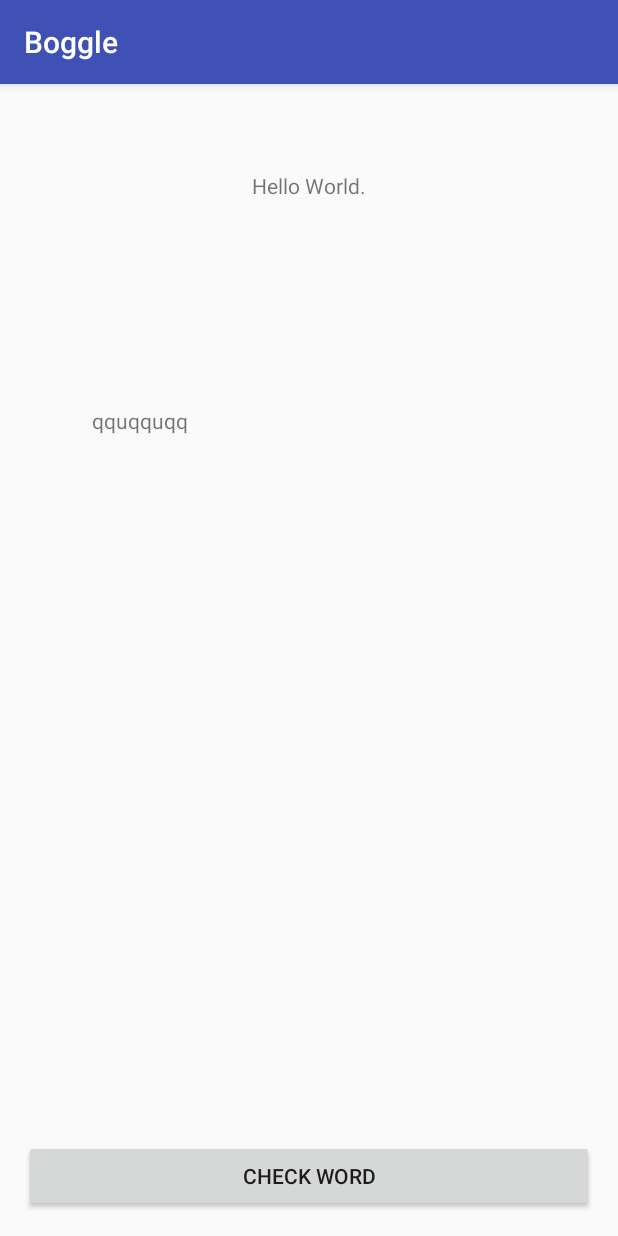
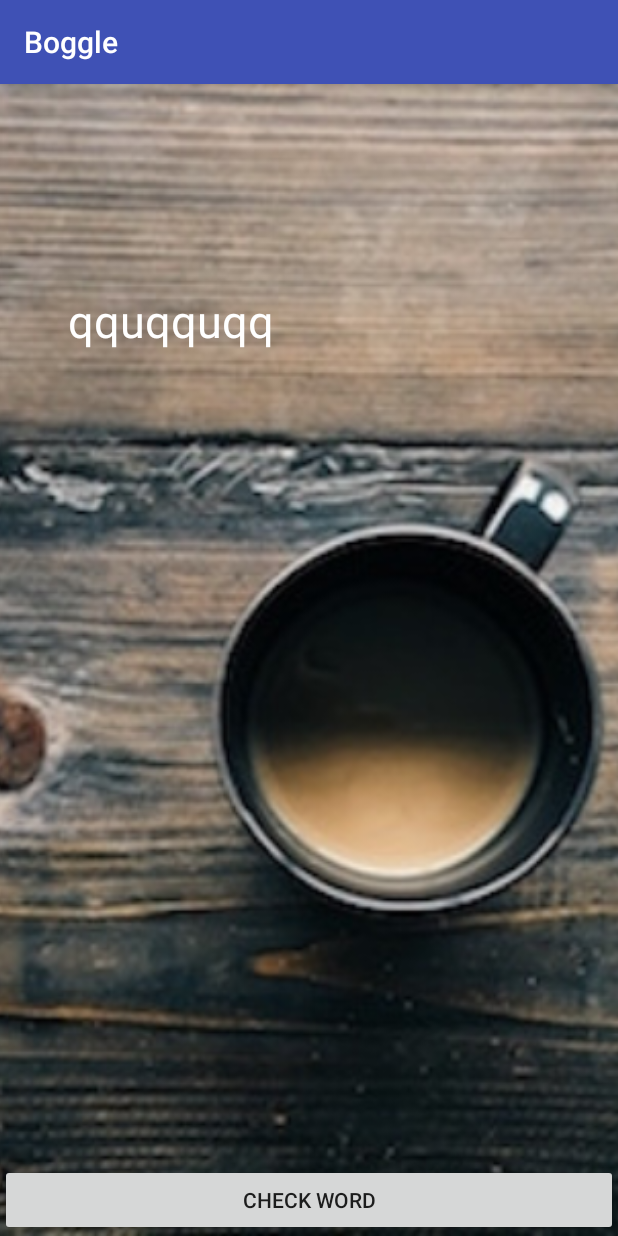
Before and after one commit to scotthollandjr/BoggleAndroid, an Android app: the GeneratedActivity screen opened directly, with no data from a screen before it, on a phone screen of 412 x 824 dp. Run offline under Robolectric (Android 15) with nearby library versions, the phone set to English and light mode, and no system bars; our stand-ins replace ButterKnife.

Commit message:
Color Scheme

```diff
--- a/app/src/main/res/layout/activity_generated.xml
+++ b/app/src/main/res/layout/activity_generated.xml
@@ -3,21 +3,19 @@
     xmlns:tools="http://schemas.android.com/tools"
     android:layout_width="match_parent"
     android:layout_height="match_parent"
-    android:paddingBottom="@dimen/activity_vertical_margin"
-    android:paddingLeft="@dimen/activity_horizontal_margin"
-    android:paddingRight="@dimen/activity_horizontal_margin"
-    android:paddingTop="@dimen/activity_vertical_margin"
     tools:context="com.epicodus.boggle.GeneratedActivity">
 
 
-    <TextView
+    <ImageView
         android:layout_width="wrap_content"
-        android:layout_height="wrap_content"
-        android:text="Hello World."
-        android:id="@+id/textView2"
+        android:layout_height="fill_parent"
+        android:id="@+id/imageView2"
         android:layout_alignParentTop="true"
-        android:layout_centerHorizontal="true"
-        android:layout_marginTop="42dp" />
+        android:layout_alignParentLeft="true"
+        android:layout_alignParentStart="true"
+        android:layout_alignParentRight="true"
+        android:src="@drawable/coffee"
+        android:scaleType="centerCrop" />
 
     <TextView
         android:layout_width="wrap_content"
@@ -25,13 +23,16 @@
         android:id="@+id/letterOne"
         android:layout_marginTop="137dp"
         android:text="1"
-        android:layout_below="@+id/textView2"
         android:layout_alignParentLeft="true"
         android:layout_alignParentStart="true"
         android:layout_marginLeft="45dp"
-        android:layout_marginStart="45dp" />
+        android:layout_marginStart="45dp"
+        android:textColor="@color/primary_text_default_material_dark"
+        android:textSize="30sp" />
 
     <TextView
+        android:textColor="@color/primary_text_default_material_dark"
+        android:textSize="30sp"
         android:layout_width="wrap_content"
         android:layout_height="wrap_content"
         android:text="2"
@@ -40,6 +41,8 @@
         android:layout_toRightOf="@+id/letterOne" />
 
     <TextView
+        android:textColor="@color/primary_text_default_material_dark"
+        android:textSize="30sp"
         android:layout_width="wrap_content"
         android:layout_height="wrap_content"
         android:text="3"
@@ -47,6 +50,8 @@
         android:layout_alignTop="@+id/letterOne"
         android:layout_toRightOf="@+id/letterTwo" />
     <TextView
+        android:textColor="@color/primary_text_default_material_dark"
+        android:textSize="30sp"
         android:layout_width="wrap_content"
         android:layout_height="wrap_content"
         android:text="4"
@@ -54,6 +59,8 @@
         android:layout_alignTop="@+id/letterOne"
         android:layout_toRightOf="@+id/letterThree" />
     <TextView
+        android:textColor="@color/primary_text_default_material_dark"
+        android:textSize="30sp"
         android:layout_width="wrap_content"
         android:layout_height="wrap_content"
         android:text="5"
@@ -61,6 +68,8 @@
         android:layout_alignTop="@+id/letterOne"
         android:layout_toRightOf="@+id/letterFour" />
     <TextView
+        android:textColor="@color/primary_text_default_material_dark"
+        android:textSize="30sp"
         android:layout_width="wrap_content"
         android:layout_height="wrap_content"
         android:text="6"
@@ -68,6 +77,8 @@
         android:layout_alignTop="@+id/letterOne"
         android:layout_toRightOf="@+id/letterFive" />
     <TextView
+        android:textColor="@color/primary_text_default_material_dark"
+        android:textSize="30sp"
         android:layout_width="wrap_content"
         android:layout_height="wrap_content"
         android:text="7"
@@ -75,6 +86,8 @@
         android:layout_alignTop="@+id/letterOne"
         android:layout_toRightOf="@+id/letterSix" />
     <TextView
+        android:textColor="@color/primary_text_default_material_dark"
+        android:textSize="30sp"
         android:layout_width="wrap_content"
         android:layout_height="wrap_content"
         android:text="8"
@@ -83,6 +96,8 @@
         android:layout_toRightOf="@+id/letterSeven" />
 
     <TextView
+        android:textColor="@color/primary_text_default_material_dark"
+        android:textSize="30sp"
         android:layout_width="wrap_content"
         android:layout_height="wrap_content"
         android:id="@+id/inputOne"
@@ -92,6 +107,8 @@
         android:layout_below="@+id/letterOne" />
 
     <TextView
+        android:textColor="@color/primary_text_default_material_dark"
+        android:textSize="30sp"
         android:layout_width="wrap_content"
         android:layout_height="wrap_content"
         android:text=""
@@ -100,6 +117,8 @@
         android:layout_alignLeft="@+id/letterTwo" />
 
     <TextView
+        android:textColor="@color/primary_text_default_material_dark"
+        android:textSize="30sp"
         android:layout_width="wrap_content"
         android:layout_height="wrap_content"
         android:text=""
@@ -108,6 +127,8 @@
         android:layout_alignLeft="@+id/letterThree" />
 
     <TextView
+        android:textColor="@color/primary_text_default_material_dark"
+        android:textSize="30sp"
         android:layout_width="wrap_content"
         android:layout_height="wrap_content"
         android:text=""
@@ -116,6 +137,8 @@
         android:layout_alignLeft="@+id/letterFour" />
 
     <TextView
+        android:textColor="@color/primary_text_default_material_dark"
+        android:textSize="30sp"
         android:layout_width="wrap_content"
         android:layout_height="wrap_content"
         android:text=""
@@ -124,6 +147,8 @@
         android:layout_alignLeft="@+id/letterFive" />
 
     <TextView
+        android:textColor="@color/primary_text_default_material_dark"
+        android:textSize="30sp"
         android:layout_width="wrap_content"
         android:layout_height="wrap_content"
         android:text=""
@@ -132,6 +157,8 @@
         android:layout_alignLeft="@+id/letterSix" />
 
     <TextView
+        android:textColor="@color/primary_text_default_material_dark"
+        android:textSize="30sp"
         android:layout_width="wrap_content"
         android:layout_height="wrap_content"
         android:text=""
@@ -140,6 +167,8 @@
         android:layout_alignLeft="@+id/letterSeven" />
 
     <TextView
+        android:textColor="@color/primary_text_default_material_dark"
+        android:textSize="30sp"
         android:layout_width="wrap_content"
         android:layout_height="wrap_content"
         android:text=""
@@ -156,4 +185,5 @@
         android:layout_centerHorizontal="true" />
 
 
+
 </RelativeLayout>
--- a/app/src/main/res/layout/activity_main.xml
+++ b/app/src/main/res/layout/activity_main.xml
@@ -9,9 +9,8 @@
         android:layout_width="wrap_content"
         android:layout_height="fill_parent"
         android:id="@+id/imageView"
-        android:src="@drawable/boggle"
+        android:src="@drawable/coffee"
         android:scaleType="centerCrop"
-        android:layout_alignTop="@+id/textView"
         android:layout_centerHorizontal="true" />
 
     <Button
@@ -19,7 +18,11 @@
         android:layout_height="wrap_content"
         android:text="Play Boggle"
         android:id="@+id/play"
-        android:layout_centerVertical="true"
-        android:layout_centerHorizontal="true" />
+        android:layout_marginLeft="37dp"
+        android:layout_marginStart="37dp"
+        android:layout_marginBottom="39dp"
+        android:layout_alignParentBottom="true"
+        android:layout_alignParentLeft="true"
+        android:layout_alignParentStart="true" />
 
 </RelativeLayout>
--- a/app/src/main/res/values/colors.xml
+++ b/app/src/main/res/values/colors.xml
@@ -2,5 +2,5 @@
 <resources>
     <color name="colorPrimary">#3F51B5</color>
     <color name="colorPrimaryDark">#303F9F</color>
-    <color name="colorAccent">#FF4081</color>
+    <color name="colorAccent">#ff4081</color>
 </resources>
```
Also changed, not shown: app/src/main/res/drawable/coffee.jpeg (added).
